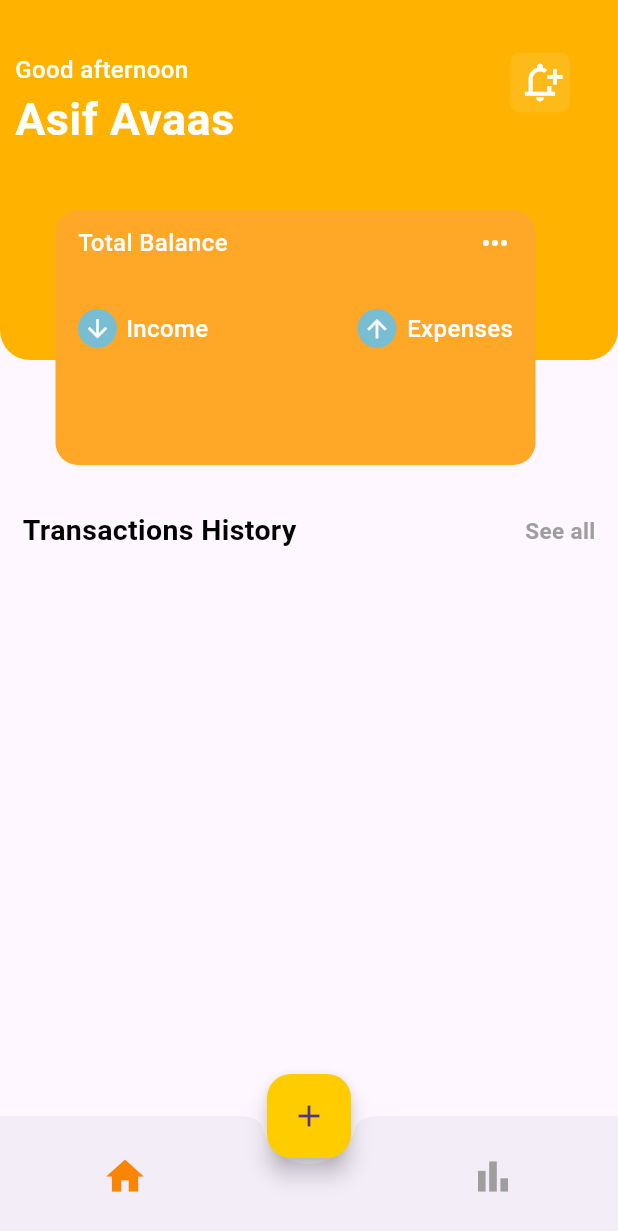
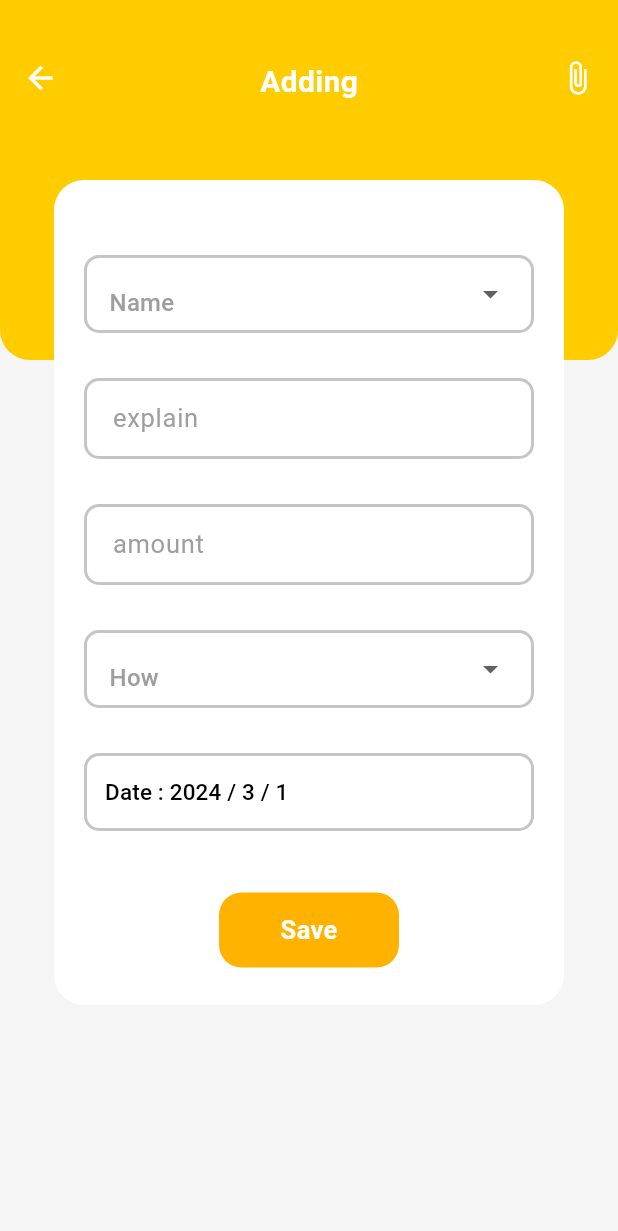
Before and after one commit to 52ndSymphony/CoinCare, a Flutter app: the Bottom screen opened directly, after a tap on the "add" icon, on a phone screen of 412 x 824 dp. Shown: the top 1231 px of the screen. Run offline on Flutter 3.47's test engine with Material 3 defaults, Android fonts, the phone set to English and light mode, and no system bars; our stand-ins replace animated_splash_screen, firebase_auth, firebase_core; accounts and stored records are empty.

Commit message:
adding button

```diff
--- /dev/null
+++ b/lib/add.dart
@@ -0,0 +1,359 @@
+import 'package:flutter/material.dart';
+
+
+class Add_Screen extends StatefulWidget {
+  const Add_Screen({super.key});
+
+  @override
+  State<Add_Screen> createState() => _Add_ScreenState();
+}
+
+class _Add_ScreenState extends State<Add_Screen> {
+
+  DateTime date = new DateTime.now();
+  String? selctedItem;
+  String? selctedItemi;
+  final TextEditingController expalin_C = TextEditingController();
+  FocusNode ex = FocusNode();
+  final TextEditingController amount_c = TextEditingController();
+  FocusNode amount_ = FocusNode();
+  final List<String> _item = [
+    'food',
+    "Transfer",
+    "Transportation",
+    "Education"
+  ];
+  final List<String> _itemei = [
+    'Income',
+    "Expand",
+  ];
+  @override
+  void initState() {
+
+    super.initState();
+    ex.addListener(() {
+      setState(() {});
+    });
+    amount_.addListener(() {
+      setState(() {});
+    });
+  }
+
+  Widget build(BuildContext context) {
+    return Scaffold(
+      backgroundColor: Colors.grey.shade100,
+      body: SafeArea(
+        child: Stack(
+          alignment: AlignmentDirectional.center,
+          children: [
+            background_container(context),
+            Positioned(
+              top: 120,
+              child: main_container(),
+            ),
+          ],
+        ),
+      ),
+    );
+  }
+
+  Container main_container() {
+    return Container(
+      decoration: BoxDecoration(
+        borderRadius: BorderRadius.circular(20),
+        color: Colors.white,
+      ),
+      height: 550,
+      width: 340,
+      child: Column(
+        children: [
+          SizedBox(height: 50),
+          name(),
+          SizedBox(height: 30),
+          explain(),
+          SizedBox(height: 30),
+          amount(),
+          SizedBox(height: 30),
+          How(),
+          SizedBox(height: 30),
+          date_time(),
+          Spacer(),
+          save(),
+          SizedBox(height: 25),
+        ],
+      ),
+    );
+  }
+
+  GestureDetector save() {
+    return GestureDetector(
+      onTap: () {
+
+      },
+      child: Container(
+        alignment: Alignment.center,
+        decoration: BoxDecoration(
+          borderRadius: BorderRadius.circular(15),
+          color: Colors.amber[600],
+        ),
+        width: 120,
+        height: 50,
+        child: Text(
+          'Save',
+          style: TextStyle(
+            fontFamily: 'f',
+            fontWeight: FontWeight.w600,
+            color: Colors.white,
+            fontSize: 17,
+          ),
+        ),
+      ),
+    );
+  }
+
+  Widget date_time() {
+    return Container(
+      alignment: Alignment.bottomLeft,
+      decoration: BoxDecoration(
+          borderRadius: BorderRadius.circular(10),
+          border: Border.all(width: 2, color: Color(0xffC5C5C5))),
+      width: 300,
+      child: TextButton(
+        onPressed: () async {
+          DateTime? newDate = await showDatePicker(
+              context: context,
+              initialDate: date,
+              firstDate: DateTime(2020),
+              lastDate: DateTime(2100));
+          if (newDate == Null) return;
+          setState(() {
+            date = newDate!;
+          });
+        },
+        child: Text(
+          'Date : ${date.year} / ${date.day} / ${date.month}',
+          style: TextStyle(
+            fontSize: 15,
+            color: Colors.black,
+          ),
+        ),
+      ),
+    );
+  }
+
+  Padding How() {
+    return Padding(
+      padding: const EdgeInsets.symmetric(horizontal: 15),
+      child: Container(
+        padding: EdgeInsets.symmetric(horizontal: 15),
+        width: 300,
+        decoration: BoxDecoration(
+          borderRadius: BorderRadius.circular(10),
+          border: Border.all(
+            width: 2,
+            color: Color(0xffC5C5C5),
+          ),
+        ),
+        child: DropdownButton<String>(
+          value: selctedItemi,
+          onChanged: ((value) {
+            setState(() {
+              selctedItemi = value!;
+            });
+          }),
+          items: _itemei
+              .map((e) => DropdownMenuItem(
+                    child: Container(
+                      alignment: Alignment.center,
+                      child: Row(
+                        children: [
+                          Text(
+                            e,
+                            style: TextStyle(fontSize: 18),
+                          )
+                        ],
+                      ),
+                    ),
+                    value: e,
+                  ))
+              .toList(),
+          selectedItemBuilder: (BuildContext context) => _itemei
+              .map((e) => Row(
+                    children: [Text(e)],
+                  ))
+              .toList(),
+          hint: Padding(
+            padding: const EdgeInsets.only(top: 12),
+            child: Text(
+              'How',
+              style: TextStyle(color: Colors.grey),
+            ),
+          ),
+          dropdownColor: Colors.white,
+          isExpanded: true,
+          underline: Container(),
+        ),
+      ),
+    );
+  }
+
+  Padding amount() {
+    return Padding(
+      padding: const EdgeInsets.symmetric(horizontal: 20),
+      child: TextField(
+        keyboardType: TextInputType.number,
+        focusNode: amount_,
+        controller: amount_c,
+        decoration: InputDecoration(
+          contentPadding: EdgeInsets.symmetric(horizontal: 15, vertical: 15),
+          labelText: 'amount',
+          labelStyle: TextStyle(fontSize: 17, color: Colors.grey.shade500),
+          enabledBorder: OutlineInputBorder(
+              borderRadius: BorderRadius.circular(10),
+              borderSide: BorderSide(width: 2, color: Color(0xffC5C5C5))),
+          focusedBorder: OutlineInputBorder(
+              borderRadius: BorderRadius.circular(10),
+              borderSide: BorderSide(width: 2, color: Color(0xff368983))),
+        ),
+      ),
+    );
+  }
+
+  Padding explain() {
+    return Padding(
+      padding: const EdgeInsets.symmetric(horizontal: 20),
+      child: TextField(
+        focusNode: ex,
+        controller: expalin_C,
+        decoration: InputDecoration(
+          contentPadding: EdgeInsets.symmetric(horizontal: 15, vertical: 15),
+          labelText: 'explain',
+          labelStyle: TextStyle(fontSize: 17, color: Colors.grey.shade500),
+          enabledBorder: OutlineInputBorder(
+              borderRadius: BorderRadius.circular(10),
+              borderSide: BorderSide(width: 2, color: Color(0xffC5C5C5))),
+          focusedBorder: OutlineInputBorder(
+              borderRadius: BorderRadius.circular(10),
+              borderSide: BorderSide(width: 2, color: Color(0xff368983))),
+        ),
+      ),
+    );
+  }
+
+  Padding name() {
+    return Padding(
+      padding: const EdgeInsets.symmetric(horizontal: 15),
+      child: Container(
+        padding: EdgeInsets.symmetric(horizontal: 15),
+        width: 300,
+        decoration: BoxDecoration(
+          borderRadius: BorderRadius.circular(10),
+          border: Border.all(
+            width: 2,
+            color: Color(0xffC5C5C5),
+          ),
+        ),
+        child: DropdownButton<String>(
+          value: selctedItem,
+          onChanged: ((value) {
+            setState(() {
+              selctedItem = value!;
+            });
+          }),
+          items: _item
+              .map((e) => DropdownMenuItem(
+                    child: Container(
+                      alignment: Alignment.center,
+                      child: Row(
+                        children: [
+                          Container(
+                            width: 40,
+                            //child: Image.asset('assets/$e.png'),
+                          ),
+                          SizedBox(width: 10),
+                          Text(
+                            e,
+                            style: TextStyle(fontSize: 18),
+                          )
+                        ],
+                      ),
+                    ),
+                    value: e,
+                  ))
+              .toList(),
+          selectedItemBuilder: (BuildContext context) => _item
+              .map((e) => Row(
+                    children: [
+                      Container(
+                        width: 42,
+                        //child: Image.asset('images/${e}.png'),
+                      ),
+                      SizedBox(width: 5),
+                      Text(e)
+                    ],
+                  ))
+              .toList(),
+          hint: Padding(
+            padding: const EdgeInsets.only(top: 12),
+            child: Text(
+              'Name',
+              style: TextStyle(color: Colors.grey),
+            ),
+          ),
+          dropdownColor: Colors.white,
+          isExpanded: true,
+          underline: Container(),
+        ),
+      ),
+    );
+  }
+
+  Column background_container(BuildContext context) {
+    return Column(
+      children: [
+        Container(
+          width: double.infinity,
+          height: 240,
+          decoration: BoxDecoration(
+            color: Color.fromARGB(255, 255, 204, 0),
+            borderRadius: BorderRadius.only(
+              bottomLeft: Radius.circular(20),
+              bottomRight: Radius.circular(20),
+            ),
+          ),
+          child: Column(
+            children: [
+              SizedBox(height: 40),
+              Padding(
+                padding: EdgeInsets.symmetric(horizontal: 15),
+                child: Row(
+                  mainAxisAlignment: MainAxisAlignment.spaceBetween,
+                  crossAxisAlignment: CrossAxisAlignment.start,
+                  children: [
+                    GestureDetector(
+                      onTap: () {
+                        Navigator.of(context).pop();
+                      },
+                      child: Icon(Icons.arrow_back, color: Colors.white),
+                    ),
+                    Text(
+                      'Adding',
+                      style: TextStyle(
+                          fontSize: 20,
+                          fontWeight: FontWeight.w600,
+                          color: Colors.white),
+                    ),
+                    Icon(
+                      Icons.attach_file_outlined,
+                      color: Colors.white,
+                    )
+                  ],
+                ),
+              )
+            ],
+          ),
+        ),
+      ],
+    );
+  }
+}
--- a/lib/bottomnavigationbar.dart
+++ b/lib/bottomnavigationbar.dart
@@ -1,6 +1,7 @@
 import 'package:flutter/material.dart';
 import 'front.dart';
 import 'statistics.dart';
+import 'add.dart';
 
 
 class Bottom extends StatefulWidget {
@@ -19,7 +20,8 @@ class _BottomState extends State<Bottom> {
       body: Screen[index_color],
       floatingActionButton: FloatingActionButton(
         onPressed: () {
-
+          Navigator.of(context)
+              .push(MaterialPageRoute(builder: (context) => Add_Screen()));
         },
         child: Icon(Icons.add),
         backgroundColor: Color.fromARGB(255, 255, 204, 0),
```
Also changed, not shown: assets/Education.png (added), assets/Transfer.png (added), assets/Transportation.png (added), assets/food.png (added).
